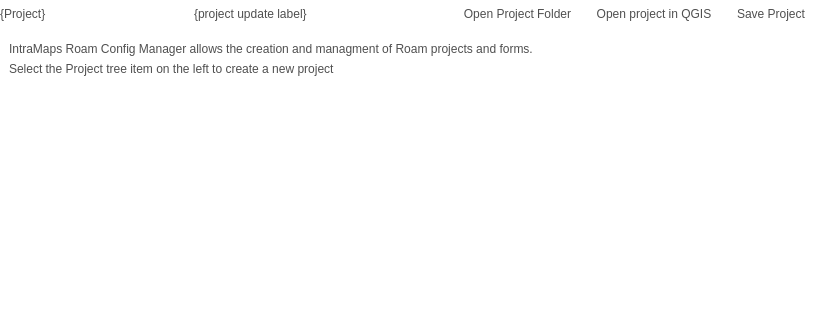
Qt form src/configmanager/ui/ui_projectwidget.ui (roam-qgis/Roam) before a commit; both pictures show x 0 to 821 and y 0 to 320 of the 821 by 667 pixel window.
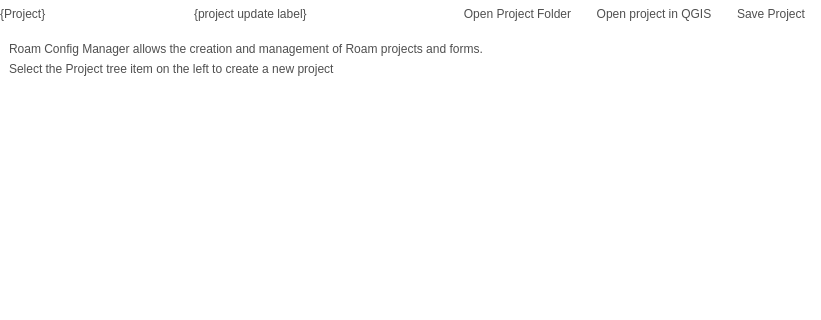
The same form after that commit. The open tabs and pages were chosen to show the change. Icons and pictures are not drawn. Custom widgets are drawn as their Qt base class.

Commit message: Remove IntraMaps branding from dialogs

The edit to the form file:
```diff
--- a/src/configmanager/ui/ui_projectwidget.ui
+++ b/src/configmanager/ui/ui_projectwidget.ui
@@ -313,7 +313,7 @@
        <item row="0" column="0" colspan="2">
         <widget class="QLabel" name="label_42">
          <property name="text">
-          <string>IntraMaps Roam Config Manager allows the creation and managment of Roam projects and forms.</string>
+          <string>Roam Config Manager allows the creation and management of Roam projects and forms.</string>
          </property>
          <property name="wordWrap">
           <bool>true</bool>
```
The commit also changes 1 other file.
